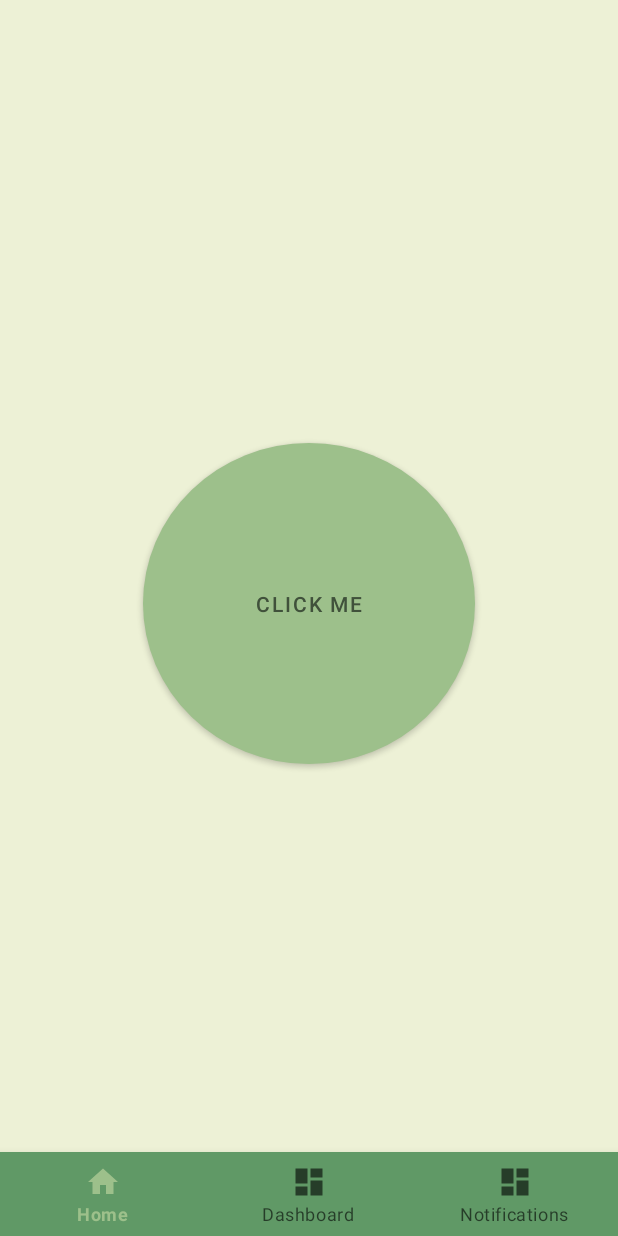
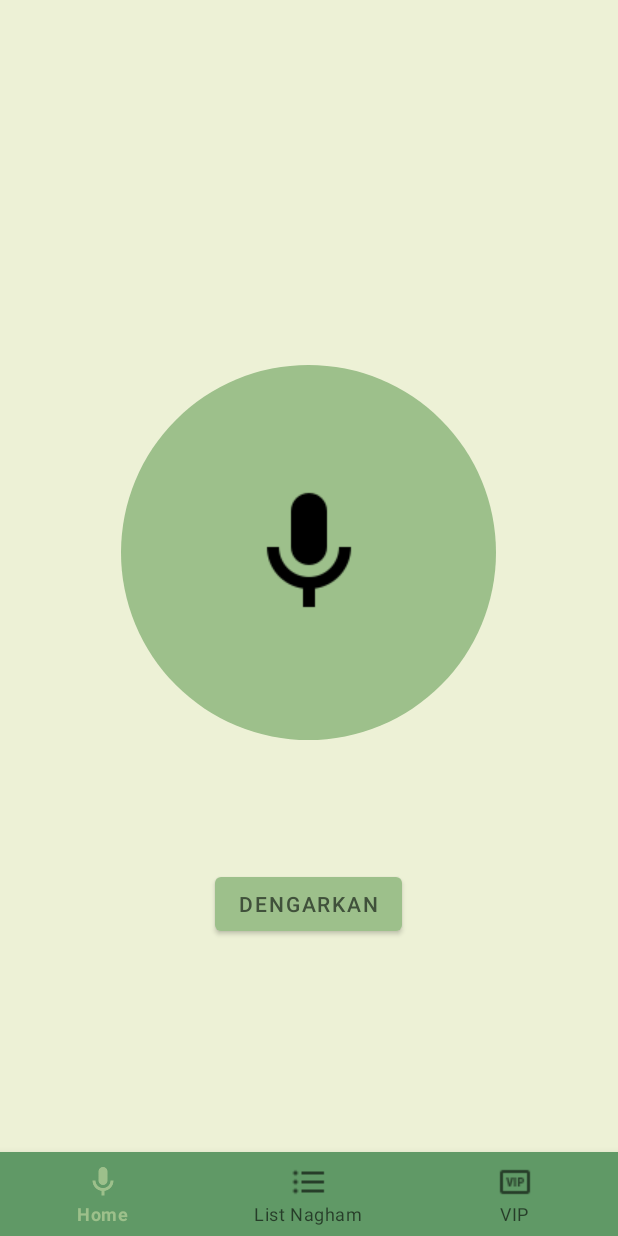
Before and after one commit to fikrisabiq/Nagham_Al-Quran, an Android app: the screen it shows after launch (MainActivity), on a phone screen of 412 x 824 dp. Run offline under Robolectric (Android 15) with nearby library versions, the phone set to English and light mode, and no system bars; our stand-ins replace navigation-ui.

Commit message:
Add MD folder

```diff
--- a/capstone-md/app/src/main/java/com/capstone/naghamalquran/MainActivity.kt
+++ b/capstone-md/app/src/main/java/com/capstone/naghamalquran/MainActivity.kt
@@ -28,7 +28,7 @@ class MainActivity : AppCompatActivity() {
         // menu should be considered as top level destinations.
         val appBarConfiguration = AppBarConfiguration(
             setOf(
-                R.id.navigation_home, R.id.navigation_dashboard, R.id.navigation_notifications
+                R.id.navigation_home, R.id.navigation_detail, R.id.navigation_vip
             )
         )
         setupActionBarWithNavController(navController, appBarConfiguration)
--- a/capstone-md/app/src/main/java/com/capstone/naghamalquran/ui/home/HomeViewModel.kt
+++ b/capstone-md/app/src/main/java/com/capstone/naghamalquran/ui/detail/NaghamViewModel.kt
@@ -1,13 +1,13 @@
-package com.capstone.naghamalquran.ui.home
+package com.capstone.naghamalquran.ui.detail
 
 import androidx.lifecycle.LiveData
 import androidx.lifecycle.MutableLiveData
 import androidx.lifecycle.ViewModel
 
-class HomeViewModel : ViewModel() {
+class NaghamViewModel : ViewModel() {
 
     private val _text = MutableLiveData<String>().apply {
-//        value = "This is home Fragment"
+        value = "This is dashboard Fragment"
     }
     val text: LiveData<String> = _text
 }
--- a/capstone-md/app/src/main/java/com/capstone/naghamalquran/ui/home/HomeFragment.kt
+++ b/capstone-md/app/src/main/java/com/capstone/naghamalquran/ui/prediction/HomeFragment.kt
@@ -1,9 +1,11 @@
-package com.capstone.naghamalquran.ui.home
+package com.capstone.naghamalquran.ui.prediction
 
 import android.os.Bundle
 import android.view.LayoutInflater
 import android.view.View
 import android.view.ViewGroup
+import android.widget.Button
+import android.widget.ImageButton
 import android.widget.TextView
 import androidx.fragment.app.Fragment
 import androidx.lifecycle.ViewModelProvider
@@ -28,9 +30,14 @@ class HomeFragment : Fragment() {
         _binding = FragmentHomeBinding.inflate(inflater, container, false)
         val root: View = binding.root
 
-        val textView: TextView = binding.roundedButton
+//        val textView: TextView = binding.roundedButton
+//        homeViewModel.text.observe(viewLifecycleOwner) {
+//            textView.text = it
+//        }
+
+        val button: ImageButton = binding.btnRecord // Use Button type instead of TextView
         homeViewModel.text.observe(viewLifecycleOwner) {
-            textView.text = it
+//            button.text = it // Set text using the text property of the Button
         }
         return root
     }
--- a/capstone-md/app/src/main/java/com/capstone/naghamalquran/ui/dashboard/DashboardViewModel.kt
+++ b/capstone-md/app/src/main/java/com/capstone/naghamalquran/ui/prediction/HomeViewModel.kt
@@ -1,13 +1,13 @@
-package com.capstone.naghamalquran.ui.dashboard
+package com.capstone.naghamalquran.ui.prediction
 
 import androidx.lifecycle.LiveData
 import androidx.lifecycle.MutableLiveData
 import androidx.lifecycle.ViewModel
 
-class DashboardViewModel : ViewModel() {
+class HomeViewModel : ViewModel() {
 
     private val _text = MutableLiveData<String>().apply {
-        value = "This is dashboard Fragment"
+//        value = "This is home Fragment"
     }
     val text: LiveData<String> = _text
 }
--- a/capstone-md/app/src/main/java/com/capstone/naghamalquran/ui/notifications/NotificationsViewModel.kt
+++ b/capstone-md/app/src/main/java/com/capstone/naghamalquran/ui/vip/VipViewModel.kt
@@ -1,10 +1,10 @@
-package com.capstone.naghamalquran.ui.notifications
+package com.capstone.naghamalquran.ui.vip
 
 import androidx.lifecycle.LiveData
 import androidx.lifecycle.MutableLiveData
 import androidx.lifecycle.ViewModel
 
-class NotificationsViewModel : ViewModel() {
+class VipViewModel : ViewModel() {
 
     private val _text = MutableLiveData<String>().apply {
         value = "This is notifications Fragment"
--- a/capstone-md/app/src/main/res/layout/fragment_dashboard.xml
+++ b/capstone-md/app/src/main/res/layout/fragment_detail.xml
@@ -4,7 +4,7 @@
     xmlns:tools="http://schemas.android.com/tools"
     android:layout_width="match_parent"
     android:layout_height="match_parent"
-    tools:context=".ui.dashboard.DashboardFragment"
+    tools:context=".ui.detail.DashboardFragment"
     >
 
     <TextView
--- a/capstone-md/app/src/main/res/layout/fragment_home.xml
+++ b/capstone-md/app/src/main/res/layout/fragment_home.xml
@@ -4,23 +4,33 @@
     xmlns:tools="http://schemas.android.com/tools"
     android:layout_width="match_parent"
     android:layout_height="match_parent"
-    tools:context=".ui.home.HomeFragment">
+    tools:context=".ui.prediction.HomeFragment">
 
 
+    <ImageButton
+        android:id="@+id/btn_record"
+        android:layout_width="250dp"
+        android:layout_height="250dp"
+        android:layout_marginTop="196dp"
+        android:background="@drawable/rounded_button_background"
+        android:contentDescription="Voice Recognition Button"
+        android:scaleType="centerInside"
+        android:src="@drawable/ic_mic"
+        android:text="@string/txt_click_me"
+        app:layout_constraintEnd_toEndOf="parent"
+        app:layout_constraintHorizontal_bias="0.498"
+        app:layout_constraintStart_toStartOf="parent"
+        app:layout_constraintTop_toTopOf="parent" />
+
     <Button
-        android:id="@+id/roundedButton"
-        android:layout_width="221dp"
-        android:layout_height="214dp"
-        android:background="@drawable/rounded_button_background"
-        android:backgroundTint="@color/colorNavbar"
-        android:gravity="center"
-        android:padding="16dp"
-        android:text="@string/txt_click_me"
-        android:textColor="@color/colorClick"
+        android:id="@+id/btn_play"
+        android:layout_width="wrap_content"
+        android:layout_height="wrap_content"
+        android:layout_marginBottom="152dp"
+        android:text="@string/btn_hear_me"
         app:layout_constraintBottom_toBottomOf="parent"
-        app:layout_constraintEnd_toEndOf="parent"
-        app:layout_constraintStart_toStartOf="parent"
-        app:layout_constraintTop_toTopOf="parent"
-        app:layout_constraintVertical_bias="0.479" />
+        app:layout_constraintEnd_toEndOf="@+id/btn_record"
+        app:layout_constraintStart_toStartOf="@+id/btn_record" />
+
 
 </androidx.constraintlayout.widget.ConstraintLayout>
--- a/capstone-md/app/src/main/res/layout/fragment_notifications.xml
+++ b/capstone-md/app/src/main/res/layout/fragment_vip.xml
@@ -4,7 +4,7 @@
     xmlns:tools="http://schemas.android.com/tools"
     android:layout_width="match_parent"
     android:layout_height="match_parent"
-    tools:context=".ui.notifications.NotificationsFragment">
+    tools:context=".ui.vip.VipFragment">
 
     <TextView
         android:id="@+id/text_notifications"
--- a/capstone-md/app/src/main/res/menu/bottom_nav_menu.xml
+++ b/capstone-md/app/src/main/res/menu/bottom_nav_menu.xml
@@ -3,19 +3,19 @@
 
     <item
         android:id="@+id/navigation_home"
-        android:icon="@drawable/ic_home_black_24dp"
+        android:icon="@drawable/ic_mic"
         android:title="@string/title_home" />
 
     <item
-        android:id="@+id/navigation_dashboard"
-        android:icon="@drawable/ic_dashboard_black_24dp"
-        android:title="@string/title_dashboard"
+        android:id="@+id/navigation_detail"
+        android:icon="@drawable/ic_list"
+        android:title="@string/title_detail"
         />
 
     <item
-        android:id="@+id/navigation_notifications"
-        android:icon="@drawable/ic_dashboard_black_24dp"
-        android:title="@string/title_notifications"
+        android:id="@+id/navigation_vip"
+        android:icon="@drawable/ic_vip"
+        android:title="@string/title_vip"
         />
 
 </menu>
--- a/capstone-md/app/src/main/res/navigation/mobile_navigation.xml
+++ b/capstone-md/app/src/main/res/navigation/mobile_navigation.xml
@@ -7,20 +7,20 @@
 
     <fragment
         android:id="@+id/navigation_home"
-        android:name="com.capstone.naghamalquran.ui.home.HomeFragment"
+        android:name="com.capstone.naghamalquran.ui.prediction.HomeFragment"
         android:label="@string/title_home"
         tools:layout="@layout/fragment_home"
         />
 
     <fragment
-        android:id="@+id/navigation_dashboard"
-        android:name="com.capstone.naghamalquran.ui.dashboard.DashboardFragment"
-        android:label="@string/title_dashboard"
-        tools:layout="@layout/fragment_dashboard" />
+        android:id="@+id/navigation_detail"
+        android:name="com.capstone.naghamalquran.ui.detail.NaghamFragment"
+        android:label="@string/title_detail"
+        tools:layout="@layout/fragment_detail" />
 
     <fragment
-        android:id="@+id/navigation_notifications"
-        android:name="com.capstone.naghamalquran.ui.notifications.NotificationsFragment"
-        android:label="@string/title_notifications"
-        tools:layout="@layout/fragment_notifications" />
+        android:id="@+id/navigation_vip"
+        android:name="com.capstone.naghamalquran.ui.vip.VipFragment"
+        android:label="@string/title_vip"
+        tools:layout="@layout/fragment_vip" />
 </navigation>
--- a/capstone-md/app/src/main/res/values-night/themes.xml
+++ b/capstone-md/app/src/main/res/values-night/themes.xml
@@ -2,11 +2,11 @@
     <!-- Base application theme. -->
     <style name="Theme.NaghamAlquran" parent="Theme.MaterialComponents.DayNight.DarkActionBar">
         <!-- Primary brand color. -->
-        <item name="colorPrimary">@color/colorNavbar</item>
-        <item name="colorPrimaryVariant">@color/black</item>
-        <item name="colorOnPrimary">@color/white</item>
+        <item name="colorPrimary">@color/colorButton</item>
+        <item name="colorPrimaryVariant">@color/colorClick</item>
+        <item name="colorOnPrimary">@color/colorClick</item>
 
-        <!-- Secondary brand color. -->
+        <!--         Secondary brand color.-->
         <!--        <item name="colorSecondary">@color/teal_200</item>-->
         <!--        <item name="colorSecondaryVariant">@color/teal_700</item>-->
         <!--        <item name="colorOnSecondary">@color/white</item>-->
@@ -15,6 +15,7 @@
         <item name="android:statusBarColor">@color/colorNavbar</item>
 
         <!-- Customize your theme here. -->
+
         <item name="android:windowBackground">@color/colorBackground</item>
     </style>
 </resources>
--- a/capstone-md/app/src/main/res/values/strings.xml
+++ b/capstone-md/app/src/main/res/values/strings.xml
@@ -1,7 +1,8 @@
 <resources>
     <string name="app_name">Nagham Alquran</string>
     <string name="title_home">Home</string>
-    <string name="title_dashboard">Dashboard</string>
-    <string name="title_notifications">Notifications</string>
+    <string name="title_detail">List Nagham</string>
+    <string name="title_vip">VIP</string>
     <string name="txt_click_me">Click me</string>
+    <string name="btn_hear_me">Dengarkan</string>
 </resources>
```
Also changed, not shown: capstone-md/app/src/main/java/com/capstone/naghamalquran/ui/detail/NaghamFragment.kt (renamed from capstone-md/app/src/main/java/com/capstone/naghamalquran/ui/dashboard/DashboardFragment.kt, +9 -8 lines), capstone-md/app/src/main/java/com/capstone/naghamalquran/ui/vip/VipFragment.kt (renamed from capstone-md/app/src/main/java/com/capstone/naghamalquran/ui/notifications/NotificationsFragment.kt, +8 -8 lines), capstone-md/app/src/main/res/drawable/ic_list.png (added), capstone-md/app/src/main/res/drawable/ic_mic.png (added), capstone-md/app/src/main/res/drawable/ic_vip.png (added).
